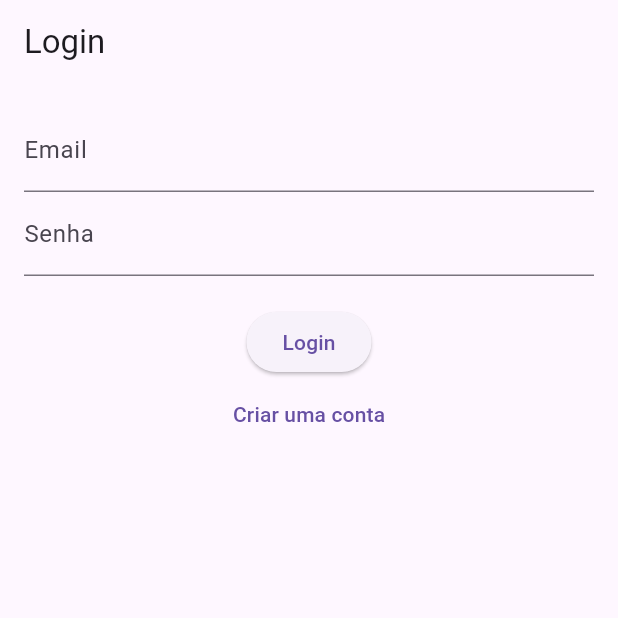
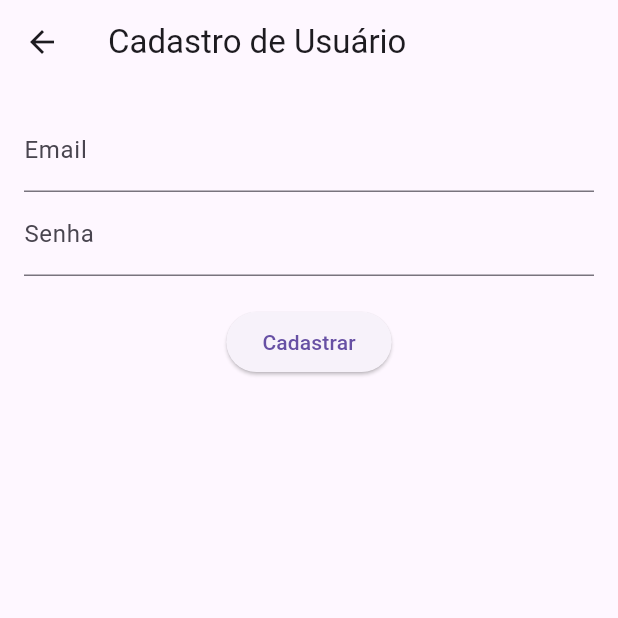
Before and after one commit to LucaJust115/projeto_p2v2, a Flutter app: the screen it shows after launch, after a tap on "Criar uma conta", on a phone screen of 412 x 824 dp, the top half of it. Run offline on Flutter 3.47's test engine with Material 3 defaults, Android fonts, the light colour scheme and no system bars; our stand-ins replace firebase_auth, firebase_core; accounts and stored records are empty; network calls fail.

Commit message:
Criação da tela de cadastro Alteração da tela de login para permitir a opção esqueci a senha Alteração da main para rota da tela de cadastro

```diff
--- a/lib/main.dart
+++ b/lib/main.dart
@@ -1,6 +1,7 @@
 import 'package:flutter/material.dart';
 import 'package:firebase_core/firebase_core.dart';
 import 'tela_login.dart';
+import 'tela_cadastro.dart';
 
 
 void main() async {
@@ -19,7 +20,10 @@ class MyApp extends StatelessWidget {
       ),
       home: TelaLogin(),  // Define a TelaLogin como a tela inicial
       routes: {
+        //criar a tela home '/home': (context) => Home(),
         '/login': (context) => TelaLogin(),
+        '/cadastro': (context) => TelaCadastro(),
+
       },
     );
   }
--- /dev/null
+++ b/lib/tela_cadastro.dart
@@ -0,0 +1,53 @@
+import 'package:flutter/material.dart';
+import 'package:firebase_auth/firebase_auth.dart';
+
+class TelaCadastro extends StatefulWidget {
+  @override
+  _TelaCadastroState createState() => _TelaCadastroState();
+}
+
+class _TelaCadastroState extends State<TelaCadastro> {
+  final FirebaseAuth _auth = FirebaseAuth.instance;
+  final TextEditingController _emailController = TextEditingController();
+  final TextEditingController _senhaController = TextEditingController();
+
+  Future<void> _cadastrar() async {
+    try {
+      await _auth.createUserWithEmailAndPassword(
+        email: _emailController.text,
+        password: _senhaController.text,
+      );
+      Navigator.pop(context);  // Retorna para a tela de login após o cadastro
+    } catch (e) {
+      print(e);  // Tratar erros de cadastro
+    }
+  }
+
+  @override
+  Widget build(BuildContext context) {
+    return Scaffold(
+      appBar: AppBar(title: Text("Cadastro de Usuário")),
+      body: Padding(
+        padding: const EdgeInsets.all(16.0),
+        child: Column(
+          children: <Widget>[
+            TextField(
+              controller: _emailController,
+              decoration: InputDecoration(labelText: 'Email'),
+            ),
+            TextField(
+              controller: _senhaController,
+              decoration: InputDecoration(labelText: 'Senha'),
+              obscureText: true,
+            ),
+            SizedBox(height: 20),
+            ElevatedButton(
+              onPressed: _cadastrar,
+              child: Text('Cadastrar'),
+            ),
+          ],
+        ),
+      ),
+    );
+  }
+}
--- a/lib/tela_login.dart
+++ b/lib/tela_login.dart
@@ -1,5 +1,6 @@
 import 'package:flutter/material.dart';
 import 'package:firebase_auth/firebase_auth.dart';
+import 'tela_cadastro.dart';  // Importar tela de cadastro
 
 class TelaLogin extends StatefulWidget {
   @override
@@ -17,9 +18,18 @@ class _TelaLoginState extends State<TelaLogin> {
         email: _emailController.text,
         password: _senhaController.text,
       );
-      Navigator.pushNamed(context, '/home');  // Redirecionar para tela Home após login
+      Navigator.pushNamed(context, '/home');  // Redireciona para a tela Home após login
     } catch (e) {
       print(e);
+    }
+  }
+
+  Future<void> _recuperarSenha() async {
+    try {
+      await _auth.sendPasswordResetEmail(email: _emailController.text);
+      // Mostrar um alerta de sucesso ou erro
+    } catch (e) {
+      print(e);  // Tratar erros de recuperação de senha
     }
   }
 
@@ -47,9 +57,16 @@ class _TelaLoginState extends State<TelaLogin> {
             ),
             TextButton(
               onPressed: () {
-                Navigator.pushNamed(context, '/cadastro'); // Redirecionar para tela de cadastro
+                Navigator.push(
+                  context,
+                  MaterialPageRoute(builder: (context) => TelaCadastro()), // Redirecionar para tela de cadastro
+                );
               },
               child: Text('Criar uma conta'),
+            ),
+            TextButton(
+              onPressed: _recuperarSenha,
+              child: Text('Esqueci a senha'),
             ),
           ],
         ),
```
